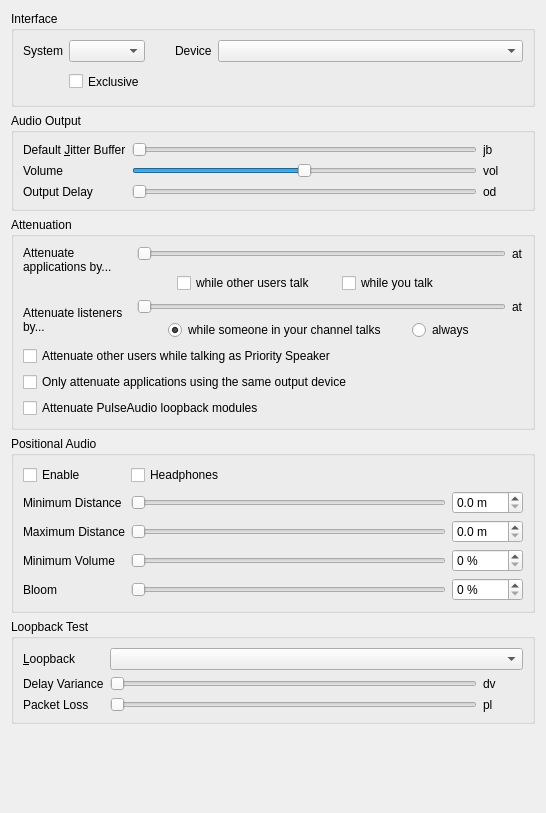
Qt form src/mumble/AudioOutput.ui (mumble-voip/mumble) before a commit.
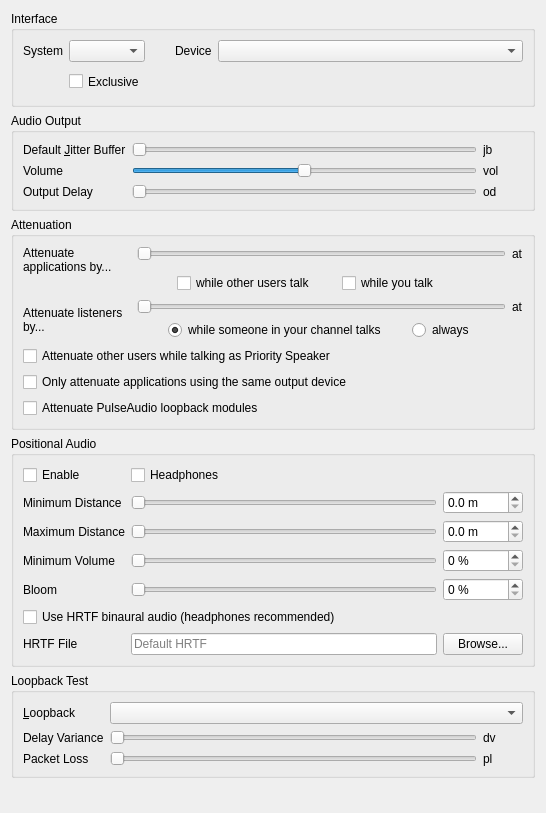
The same form after that commit. Custom widgets are drawn as their Qt base class.

Commit message:
ADD(client): add HRTF settings, UI checkbox and custom SOFA file picker
Settings fields bHrtf (bool, default false) and qsHrtfFile (QString,
default empty = use bundled KEMAR SOFA) are added unconditionally to
the POSITIONAL_AUDIO_SETTINGS macro block. The UI widgets (checkbox,
line edit, browse button) are hidden at runtime when USE_HRTF is not
defined, so the settings file format is stable regardless of build flags.

Diff of the .ui file:
```diff
--- a/src/mumble/AudioOutput.ui
+++ b/src/mumble/AudioOutput.ui
@@ -709,6 +709,46 @@
         </property>
        </widget>
       </item>
+      <item row="9" column="1" colspan="3">
+       <widget class="QCheckBox" name="qcbHrtf">
+        <property name="toolTip">
+         <string>Enable Head-Related Transfer Function (HRTF) binaural audio processing for headphones</string>
+        </property>
+        <property name="whatsThis">
+         <string>When enabled, HRTF processing uses a measured head-related transfer function to render spatial audio binaurally. This provides improved elevation perception and front/back disambiguation compared to standard panning. Requires headphones for best effect.</string>
+        </property>
+        <property name="text">
+         <string>Use HRTF binaural audio (headphones recommended)</string>
+        </property>
+       </widget>
+      </item>
+      <item row="10" column="1">
+       <widget class="QLabel" name="qlHrtfFile">
+        <property name="text">
+         <string>HRTF File</string>
+        </property>
+        <property name="buddy">
+         <cstring>qleHrtfFile</cstring>
+        </property>
+       </widget>
+      </item>
+      <item row="10" column="2">
+       <widget class="QLineEdit" name="qleHrtfFile">
+        <property name="toolTip">
+         <string>Path to a custom SOFA file. Leave empty to use the default HRTF.</string>
+        </property>
+        <property name="placeholderText">
+         <string>Default HRTF</string>
+        </property>
+       </widget>
+      </item>
+      <item row="10" column="3">
+       <widget class="QPushButton" name="qpbHrtfBrowse">
+        <property name="text">
+         <string>Browse...</string>
+        </property>
+       </widget>
+      </item>
      </layout>
     </widget>
    </item>
```
The commit also changes 5 other files.
